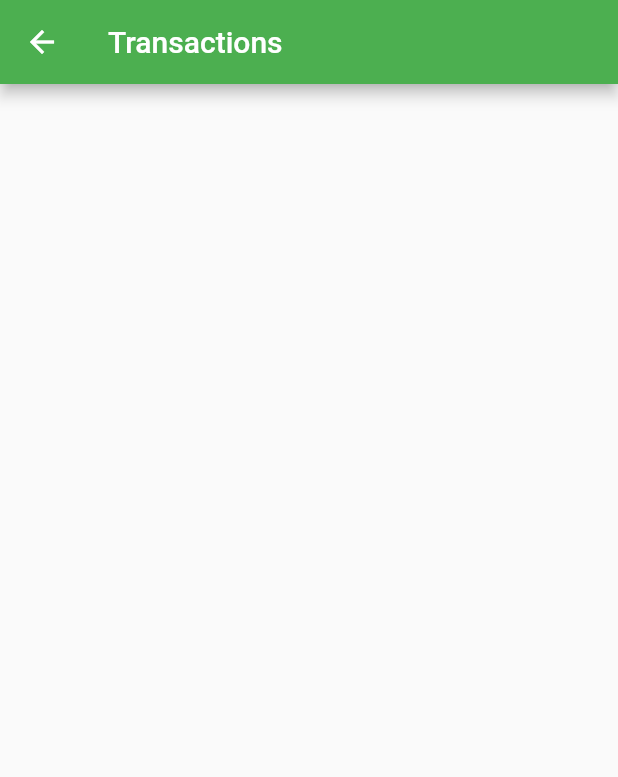
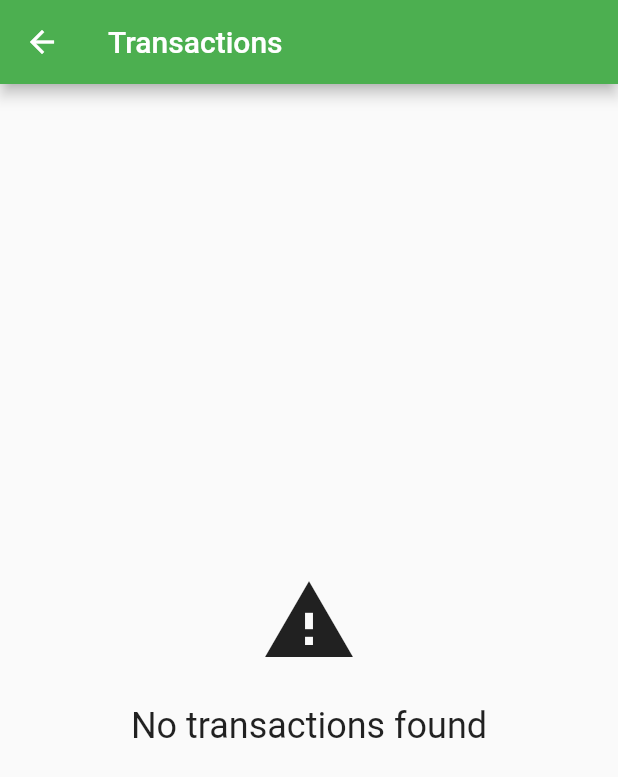
Before and after one commit to jhoisz/Bytebank_Testes, a Flutter app: the screen it shows after launch, after a tap on "Transaction Feed", on a phone screen of 412 x 824 dp. Shown: the top 777 px of the screen. Run offline on Flutter 3.47's test engine with Material 2 defaults, Android fonts, the phone set to English and light mode, and no system bars; our stand-ins replace sqflite; missing offline and left inert: http_interceptor; accounts and stored records are empty; statements that could not run were skipped.

Commit message:
Aula 02,  03 e 04

```diff
--- /dev/null
+++ b/lib/components/centered_message.dart
@@ -0,0 +1,41 @@
+import 'package:flutter/material.dart';
+
+class CenteredMessage extends StatelessWidget {
+  final String message;
+  final IconData? icon;
+  final double iconSize;
+  final double fontSize;
+
+  const CenteredMessage(
+    this.message, {
+    this.icon,
+    this.iconSize = 64,
+    this.fontSize = 24,
+  });
+
+  @override
+  Widget build(BuildContext context) {
+    return Center(
+      child: Column(
+        mainAxisAlignment: MainAxisAlignment.center,
+        crossAxisAlignment: CrossAxisAlignment.center,
+        children: <Widget>[
+          Visibility(
+            visible: icon != null,
+            child: Icon(
+              icon,
+              size: iconSize,
+            ),
+          ),
+          Padding(
+            padding: const EdgeInsets.only(top: 24.0),
+            child: Text(
+              message,
+              style: TextStyle(fontSize: fontSize),
+            ),
+          ),
+        ],
+      ),
+    );
+  }
+}
--- /dev/null
+++ b/lib/components/progress.dart
@@ -0,0 +1,20 @@
+import 'package:flutter/material.dart';
+
+class Progress extends StatelessWidget {
+  const Progress({Key? key, this.message = 'loading'}) : super(key: key);
+  final String message;
+
+  @override
+  Widget build(BuildContext context) {
+    return Center(
+      child: Column(
+        mainAxisAlignment: MainAxisAlignment.center,
+        crossAxisAlignment: CrossAxisAlignment.center,
+        children: [
+          const CircularProgressIndicator(),
+          Text(message),
+        ],
+      ),
+    );
+  }
+}
--- /dev/null
+++ b/lib/http/webclient.dart
@@ -0,0 +1,65 @@
+import 'dart:convert';
+
+import 'package:http/http.dart';
+import 'package:http_interceptor/http_interceptor.dart';
+
+import '../models/contact.dart';
+import '../models/transaction.dart';
+
+class LoggingInterceptor implements InterceptorContract {
+  @override
+  Future<RequestData> interceptRequest({required RequestData data}) async {
+    print("Request");
+    print("url: ${data.baseUrl}");
+    print("headers: ${data.headers}");
+    print("body: ${data.body}");
+    return data;
+  }
+
+  @override
+  Future<ResponseData> interceptResponse({required ResponseData data}) async {
+    print("Response");
+    print("headers: ${data.headers}");
+    print("status code: ${data.statusCode}");
+    print("body: ${data.body}");
+    return data;
+  }
+}
+
+Future<List<Transaction>?> findAll() async {
+  final Client client = InterceptedClient.build(
+    interceptors: [
+      LoggingInterceptor(),
+    ],
+  );
+
+  try {
+    final response = await client
+        .get(Uri.parse('http://192.168.0.3:8080/transactions'))
+        .timeout(const Duration(seconds: 5));
+
+    final List<dynamic> decodedJson = jsonDecode(response.body);
+
+    final List<Transaction> transactions = [];
+
+    for (Map<String, dynamic> transactionJson in decodedJson) {
+      final Map<String, dynamic> contactJson = transactionJson['contact'];
+      final Transaction transaction = Transaction(
+        transactionJson['value'],
+        Contact(
+          0,
+          contactJson['name'],
+          contactJson['accountNumber'],
+        ),
+      );
+
+      transactions.add(transaction);
+    }
+    return transactions;
+  } catch (e) {
+    // print(e);
+    return null;
+  }
+
+  // print(response.body);
+}
--- a/lib/main.dart
+++ b/lib/main.dart
@@ -1,9 +1,11 @@
+import 'package:bytebank2/http/webclient.dart';
+import 'package:bytebank2/models/transaction.dart';
 import 'package:bytebank2/screens/dashboard.dart';
 import 'package:flutter/material.dart';
 
 void main() {
   runApp(const Bytebank2App());
-
+  findAll().then((transactions) => print('new transaction $transactions'));
   // save(Contact(1, 'Jhois', 1000));
 }
 
--- a/lib/screens/dashboard.dart
+++ b/lib/screens/dashboard.dart
@@ -38,13 +38,13 @@ class Dashboard extends StatelessWidget {
                   icon: Icons.description,
                   onClick: () => _showTransactionsList(context),
                 ),
-                _FeatureItem(
-                  name: 'Transaction Feed',
-                  icon: Icons.description,
-                  onClick: () {
-                    print('transaction');
-                  },
-                ),
+                // _FeatureItem(
+                //   name: 'Transaction Feed',
+                //   icon: Icons.description,
+                //   onClick: () {
+                //     print('transaction');
+                //   },
+                // ),
               ],
             ),
           ),
--- a/lib/screens/transactions_list.dart
+++ b/lib/screens/transactions_list.dart
@@ -1,3 +1,6 @@
+import 'package:bytebank2/components/centered_message.dart';
+import 'package:bytebank2/components/progress.dart';
+import 'package:bytebank2/http/webclient.dart';
 import 'package:flutter/material.dart';
 
 import '../models/transaction.dart';
@@ -14,9 +17,24 @@ class TransactionsList extends StatelessWidget {
       appBar: AppBar(
         title: const Text('Transactions'),
       ),
-      body: ListView.builder(
+      body: FutureBuilder<List<Transaction>?>(
+        future: findAll(),
+        builder: ((context, snapshot) {
+          switch (snapshot.connectionState) {
+            case ConnectionState.none:
+              break;
+            case ConnectionState.waiting:
+              return const Progress();
+            case ConnectionState.active:
+              break;
+            case ConnectionState.done:
+              if (snapshot.hasData) {
+                final List<Transaction>? transactions = snapshot.data;
+                if (transactions!.isNotEmpty) {
+                  return ListView.builder(
                     itemBuilder: (context, index) {
                       final Transaction transaction = transactions[index];
+
                       return Card(
                         child: ListTile(
                           leading: const Icon(Icons.monetization_on),
@@ -37,6 +55,15 @@ class TransactionsList extends StatelessWidget {
                       );
                     },
                     itemCount: transactions.length,
+                  );
+                }
+              }
+
+              return const CenteredMessage('No transactions found',
+                  icon: Icons.warning);
+          }
+          return const Text('Unknown error');
+        }),
       ),
     );
   }
--- a/pubspec.yaml
+++ b/pubspec.yaml
@@ -35,6 +35,8 @@ dependencies:
   cupertino_icons: ^1.0.2
   sqflite: ^2.0.3+1
   path: ^1.8.1
+  http:
+  http_interceptor:
 
 dev_dependencies:
   flutter_test:
```
Also changed, not shown: pubspec.lock. Lines whose indentation alone changed are shown as unchanged.
